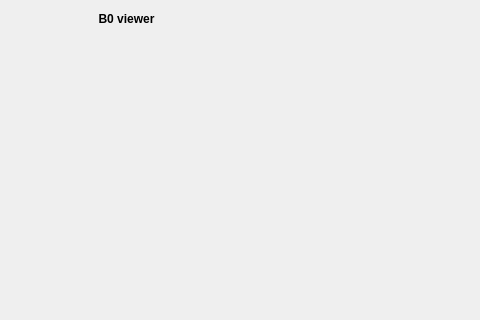
Before: the Qt Designer form Software/COSI2/gui/field_viewer.ui in opensourceimaging/cosi-measure, drawn with Qt 5; both pictures show x 0 to 480 and y 0 to 320 of the 745 by 633 pixel window.
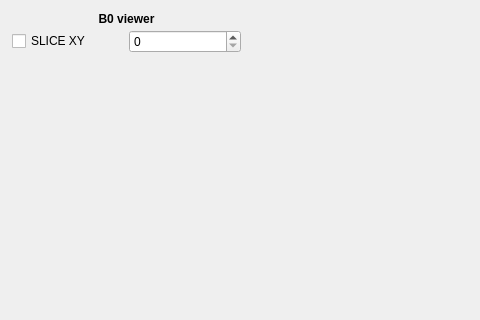
After: the same form once the commit is applied.

What changed in the file:
```diff
--- a/Software/COSI2/gui/field_viewer.ui
+++ b/Software/COSI2/gui/field_viewer.ui
@@ -71,6 +71,20 @@
         <item>
          <layout class="QHBoxLayout" name="horizontalLayout"/>
         </item>
+        <item>
+         <layout class="QHBoxLayout" name="horizontalLayout_3">
+          <item>
+           <widget class="QCheckBox" name="XYcheckBox">
+            <property name="text">
+             <string>SLICE XY</string>
+            </property>
+           </widget>
+          </item>
+          <item>
+           <widget class="QSpinBox" name="XYspinBox"/>
+          </item>
+         </layout>
+        </item>
         <item>
          <spacer name="verticalSpacer">
           <property name="orientation">
```
